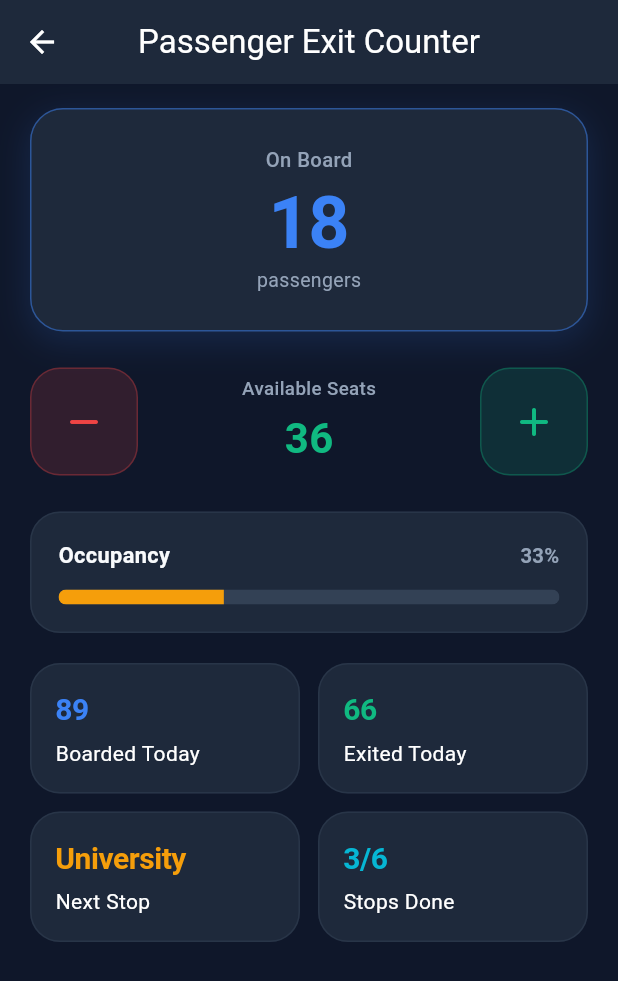
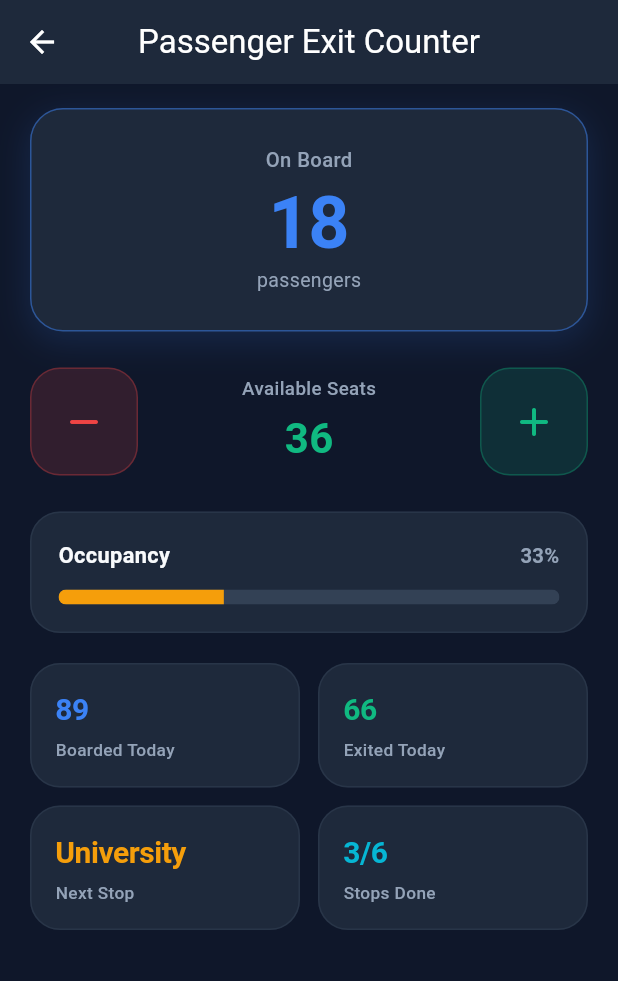
Before and after one commit to Mogith-Code/SynRide, a Flutter app: the PassengerExitScreen screen opened by its route, on a phone screen of 412 x 824 dp. Shown: the top 981 px of the screen. Run offline on Flutter 3.47's test engine with Material 3 defaults, Android fonts, the phone set to English and light mode, and no system bars; our stand-ins replace flutter_bloc.

Commit message:
error  fix

```diff
--- a/lib/features/conductor/presentation/screens/passenger_exit_screen.dart
+++ b/lib/features/conductor/presentation/screens/passenger_exit_screen.dart
@@ -369,4 +369,11 @@
             style: const TextStyle(
               fontSize: 11.5,
               fontWeight: FontWeight.w500,
+              color: AppColors.textSecondary,
+            ),
+          ),
+        ],
+      ),
+    );
+  }
 }
```
